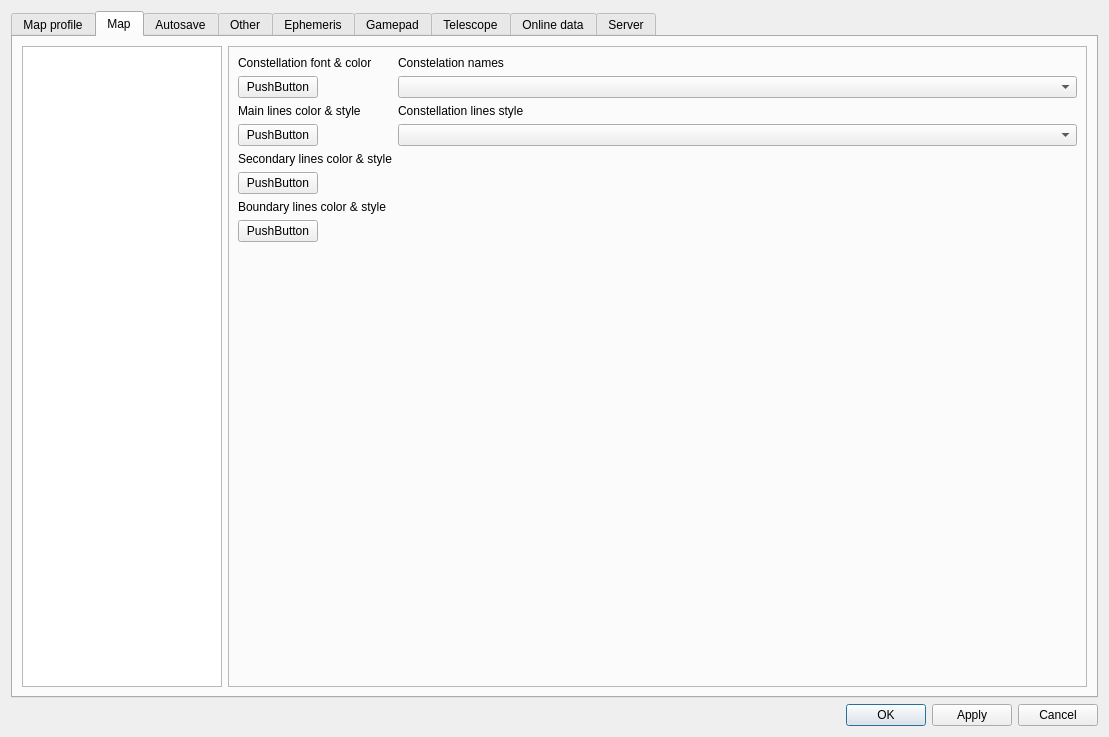
Qt form csetting.ui (PavelMr/skytechx) before a commit.
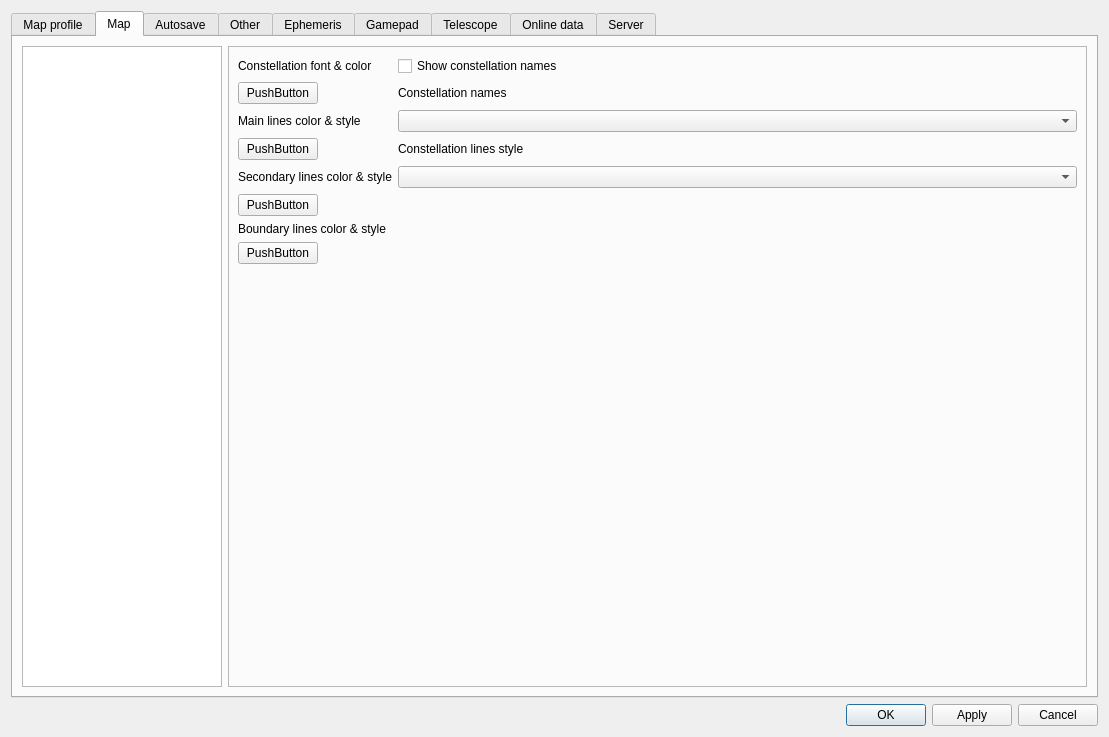
The same form after that commit. The open tabs and pages were chosen to show the change. Custom widgets are drawn as their Qt base class.

Commit message: Constellation long names

Patch:
```diff
--- a/csetting.ui
+++ b/csetting.ui
@@ -1799,37 +1799,30 @@
                <property name="fieldGrowthPolicy">
                 <enum>QFormLayout::AllNonFixedFieldsGrow</enum>
                </property>
-               <item row="2" column="0">
+               <item row="1" column="0">
                 <widget class="QLabel" name="label_16">
                  <property name="text">
                   <string>Constellation font &amp; color</string>
                  </property>
                 </widget>
                </item>
+               <item row="1" column="1">
+                <widget class="QCheckBox" name="checkBox_24">
+                 <property name="text">
+                  <string>Show constellation names</string>
+                 </property>
+                </widget>
+               </item>
                <item row="2" column="1">
                 <widget class="QLabel" name="label_99">
                  <property name="text">
-                  <string>Constelation names</string>
-                 </property>
-                </widget>
-               </item>
-               <item row="3" column="0">
-                <widget class="CFontColorButton" name="pushButton_13">
-                 <property name="text">
-                  <string>PushButton</string>
+                  <string>Constellation names</string>
                  </property>
                 </widget>
                </item>
                <item row="3" column="1">
                 <widget class="QComboBox" name="cb_con_names"/>
                </item>
-               <item row="4" column="0">
-                <widget class="QLabel" name="label_17">
-                 <property name="text">
-                  <string>Main lines color &amp; style</string>
-                 </property>
-                </widget>
-               </item>
                <item row="4" column="1">
                 <widget class="QLabel" name="label_52">
                  <property name="text">
@@ -1837,38 +1830,52 @@
                  </property>
                 </widget>
                </item>
-               <item row="5" column="0">
-                <widget class="CPushColorButton" name="pushButton_14">
-                 <property name="text">
-                  <string>PushButton</string>
-                 </property>
-                </widget>
-               </item>
                <item row="5" column="1">
                 <widget class="QComboBox" name="comboBox_2"/>
                </item>
-               <item row="6" column="0">
+               <item row="2" column="0">
+                <widget class="CFontColorButton" name="pushButton_13">
+                 <property name="text">
+                  <string>PushButton</string>
+                 </property>
+                </widget>
+               </item>
+               <item row="3" column="0">
+                <widget class="QLabel" name="label_17">
+                 <property name="text">
+                  <string>Main lines color &amp; style</string>
+                 </property>
+                </widget>
+               </item>
+               <item row="4" column="0">
+                <widget class="CPushColorButton" name="pushButton_14">
+                 <property name="text">
+                  <string>PushButton</string>
+                 </property>
+                </widget>
+               </item>
+               <item row="5" column="0">
                 <widget class="QLabel" name="label_18">
                  <property name="text">
                   <string>Secondary lines color &amp; style</string>
                  </property>
                 </widget>
                </item>
-               <item row="7" column="0">
+               <item row="6" column="0">
                 <widget class="CPushColorButton" name="pushButton_15">
                  <property name="text">
                   <string>PushButton</string>
                  </property>
                 </widget>
                </item>
-               <item row="8" column="0">
+               <item row="7" column="0">
                 <widget class="QLabel" name="label_19">
                  <property name="text">
                   <string>Boundary lines color &amp; style</string>
                  </property>
                 </widget>
                </item>
-               <item row="9" column="0">
+               <item row="8" column="0">
                 <widget class="CPushColorButton" name="pushButton_16">
                  <property name="text">
                   <string>PushButton</string>
```
Left out of the diff: 2 changed lines with no effect on the pictures. The commit also changes 56 other files.
